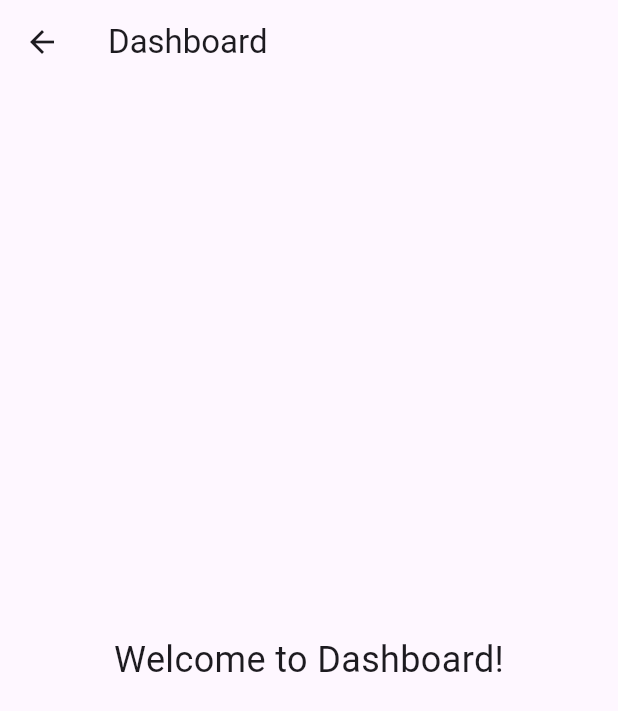
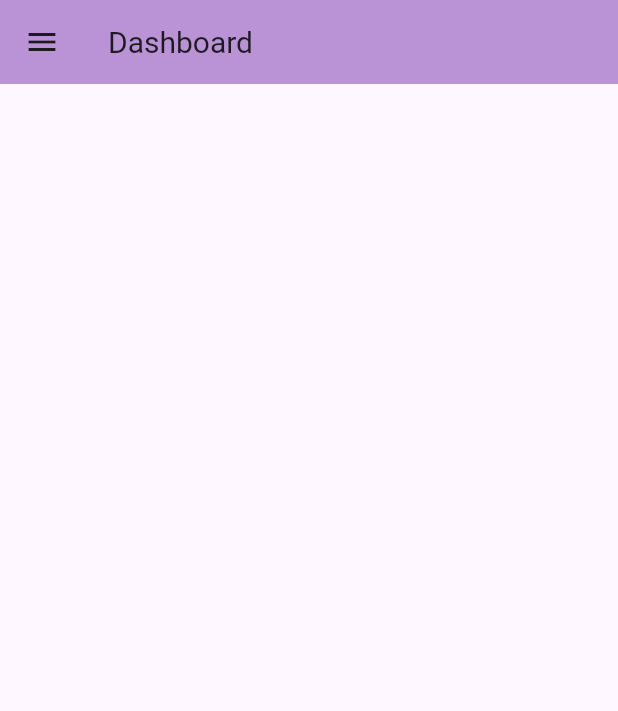
Before and after one commit to akshayaa-padmanaban/firstapplication, a Flutter app: the screen it shows after launch, after a tap on "LOGIN", on a phone screen of 412 x 824 dp. Shown: the top 711 px of the screen. Run offline on Flutter 3.47's test engine with Material 3 defaults, Android fonts, the phone set to English and light mode, and no system bars.

Commit message:
Creation of Dashboard page

```diff
--- a/lib/dashboard.dart
+++ b/lib/dashboard.dart
@@ -1,16 +1,37 @@
+import 'package:firstapplication/login.dart';
 import 'package:flutter/material.dart';
 
 class Dashboard extends StatelessWidget {
    @override
    Widget build(BuildContext context) {
     return Scaffold(
-      appBar: AppBar(title: Text('Dashboard')),
-      body: Center(
-        child: Text(
-          'Welcome to Dashboard!',
-          style: TextStyle(fontSize: 24),
-          ),
+      appBar: AppBar(
+        title: Text("Dashboard", style: TextStyle(fontSize: 20),),
+        backgroundColor: Color(0xFFB993D6),
+      ),
+      drawer: Drawer(
+        child: ListView(
+          children: [
+            DrawerHeader(
+              decoration: BoxDecoration(color: Color(0xFF8CA6DB)),
+              child: Container(
+                alignment: Alignment.center,
+                child: Text('', style: TextStyle(fontSize: 20),),
+              ),
+            ),
+            ListTile(title: Text('Dashboard'),
+            onTap: () {
+              Navigator.pop(context);},),
+            ListTile(title: Text('Existing Applications')),
+            ListTile(title: Text('Credit Review')),
+            ListTile(title: Text('Check Eligibility')),
+            ListTile(title: Text('Logout'),
+            onTap: () {
+                  Navigator.push(context, MaterialPageRoute(builder: (context) => LoginScreen()),);
+                },),
+          ],
         ),
-      );
+      ),
+    );
     }
 }
--- /dev/null
+++ b/lib/login.dart
@@ -0,0 +1,126 @@
+import 'package:flutter/material.dart';
+import 'dashboard.dart';
+class LoginScreen extends StatelessWidget {
+  @override
+  Widget build(BuildContext context) {
+    return Scaffold(
+      body: Stack(
+        children: [
+          Align(
+            alignment: Alignment.topCenter,
+            child: Container(
+              height: 50,
+              decoration: const BoxDecoration(
+                gradient: LinearGradient(
+                  colors: [Color(0xFFB993D6), Color(0xFF8CA6DB)],
+                  begin: Alignment.topLeft,
+                  end: Alignment.bottomRight,
+                ),
+              ),
+            ),
+          ),
+          Align(
+            alignment: Alignment.bottomCenter,
+            child: Container(
+              height: 50,
+              decoration: const BoxDecoration(
+                gradient: LinearGradient(
+                  colors: [Color(0xFFB993D6), Color(0xFF8CA6DB)],
+                  begin: Alignment.bottomLeft,
+                  end: Alignment.topRight,
+                ),
+              ),
+            ),
+          ),
+          Center(
+            child: Column(
+              mainAxisSize: MainAxisSize.min,
+              children: [
+                SizedBox(
+                  height: 140,
+                  child: Image.asset(
+                    'assets/images/logo.jpg',
+                    fit: BoxFit.contain,
+                  ),
+                ),
+                const SizedBox(height: 20),
+                Container(
+                  width: 250,
+                  padding: const EdgeInsets.symmetric(
+                      horizontal: 24, vertical: 32),
+                  decoration: BoxDecoration(
+                    color: Color(0xFFB993D6).withOpacity(0.7),
+                    borderRadius: BorderRadius.circular(20),
+                  ),
+                  child: Column(
+                    mainAxisSize: MainAxisSize.min,
+                    children: [
+                      const SizedBox(height: 20),
+                      _inputField(Icons.person, "User Name"),
+                      const SizedBox(height: 16),
+                      _inputField(Icons.lock, "Password", obscureText: true),
+                      const SizedBox(height: 16),
+                      Row(
+                        children: [
+                          const Spacer(),
+                          const Text(
+                            "Forgot Password",
+                            style: TextStyle(color: Colors.black),
+                          ),
+                        ],
+                      ),
+                      const SizedBox(height: 24),
+                      ElevatedButton(
+                        onPressed: () {
+                          Navigator.push(
+                            context,
+                            MaterialPageRoute(
+                                builder: (context) => Dashboard()),
+                          );
+                        },
+                        style: ElevatedButton.styleFrom(
+                          backgroundColor: Color(0xFF8CA6DB).withOpacity(0.4),
+                          shape: RoundedRectangleBorder(
+                            borderRadius: BorderRadius.circular(30),
+                          ),
+                          minimumSize: const Size.fromHeight(45),
+                        ),
+                        child: const Text(
+                          "LOGIN",
+                          style: TextStyle(
+                            color: Colors.black,
+                            fontWeight: FontWeight.bold,
+                            letterSpacing: 1.2,
+                          ),
+                        ),
+                      ),
+                    ],
+                  ),
+                ),
+              ],
+            ),
+          ),
+        ],
+      ),
+    );
+  }
+
+  Widget _inputField(IconData icon, String hint, {bool obscureText = false}) {
+    return Container(
+      decoration: BoxDecoration(
+        color: Colors.white,
+        borderRadius: BorderRadius.circular(8),
+      ),
+      child: TextField(
+        obscureText: obscureText,
+        style: const TextStyle(color: Colors.black),
+        decoration: InputDecoration(
+          prefixIcon: Icon(icon, color: Colors.black),
+          hintText: hint,
+          hintStyle: const TextStyle(color: Colors.black),
+          border: InputBorder.none,
+        ),
+      ),
+    );
+  }
+}
--- a/lib/main.dart
+++ b/lib/main.dart
@@ -1,133 +1,17 @@
 import 'package:flutter/material.dart';
-import 'dashboard.dart';
+import 'login.dart';
 
 void main() {
-  runApp(MaterialApp(
-    home: LoginScreen(),
-  ));
+  runApp(const MainApp());
+
 }
+class MainApp extends StatelessWidget {
+  const MainApp({super.key});
 
-class LoginScreen extends StatelessWidget {
   @override
   Widget build(BuildContext context) {
-    return Scaffold(
-      body: Stack(
-        children: [
-          Align(
-            alignment: Alignment.topCenter,
-            child: Container(
-              height: 50,
-              decoration: const BoxDecoration(
-                gradient: LinearGradient(
-                  colors: [Color(0xFFB993D6), Color(0xFF8CA6DB)],
-                  begin: Alignment.topLeft,
-                  end: Alignment.bottomRight,
-                ),
-              ),
-            ),
-          ),
-          Align(
-            alignment: Alignment.bottomCenter,
-            child: Container(
-              height: 50,
-              decoration: const BoxDecoration(
-                gradient: LinearGradient(
-                  colors: [Color(0xFFB993D6), Color(0xFF8CA6DB)],
-                  begin: Alignment.bottomLeft,
-                  end: Alignment.topRight,
-                ),
-              ),
-            ),
-          ),
-          Center(
-            child: Column(
-              mainAxisSize: MainAxisSize.min,
-              children: [
-                SizedBox(
-                  height: 140,
-                  child: Image.asset(
-                    'assets/images/logo.jpg',
-                    fit: BoxFit.contain,
-                  ),
-                ),
-                const SizedBox(height: 20),
-                Container(
-                  width: 250,
-                  padding: const EdgeInsets.symmetric(
-                      horizontal: 24, vertical: 32),
-                  decoration: BoxDecoration(
-                    color: Color(0xFFB993D6).withOpacity(0.7),
-                    borderRadius: BorderRadius.circular(20),
-                  ),
-                  child: Column(
-                    mainAxisSize: MainAxisSize.min,
-                    children: [
-                      const SizedBox(height: 20),
-                      _inputField(Icons.person, "User Name"),
-                      const SizedBox(height: 16),
-                      _inputField(Icons.lock, "Password", obscureText: true),
-                      const SizedBox(height: 16),
-                      Row(
-                        children: [
-                          const Spacer(),
-                          const Text(
-                            "Forgot Password",
-                            style: TextStyle(color: Colors.black),
-                          ),
-                        ],
-                      ),
-                      const SizedBox(height: 24),
-                      ElevatedButton(
-                        onPressed: () {
-                          Navigator.push(
-                            context,
-                            MaterialPageRoute(
-                                builder: (context) => Dashboard()),
-                          );
-                        },
-                        style: ElevatedButton.styleFrom(
-                          backgroundColor: Color(0xFF8CA6DB).withOpacity(0.4),
-                          shape: RoundedRectangleBorder(
-                            borderRadius: BorderRadius.circular(30),
-                          ),
-                          minimumSize: const Size.fromHeight(45),
-                        ),
-                        child: const Text(
-                          "LOGIN",
-                          style: TextStyle(
-                            color: Colors.black,
-                            fontWeight: FontWeight.bold,
-                            letterSpacing: 1.2,
-                          ),
-                        ),
-                      ),
-                    ],
-                  ),
-                ),
-              ],
-            ),
-          ),
-        ],
-      ),
-    );
-  }
-
-  Widget _inputField(IconData icon, String hint, {bool obscureText = false}) {
-    return Container(
-      decoration: BoxDecoration(
-        color: Colors.white,
-        borderRadius: BorderRadius.circular(8),
-      ),
-      child: TextField(
-        obscureText: obscureText,
-        style: const TextStyle(color: Colors.black),
-        decoration: InputDecoration(
-          prefixIcon: Icon(icon, color: Colors.black),
-          hintText: hint,
-          hintStyle: const TextStyle(color: Colors.black),
-          border: InputBorder.none,
-        ),
-      ),
+    return  MaterialApp(
+      home: LoginScreen(),
     );
   }
 }
```
Also changed, not shown: 1 other file.
